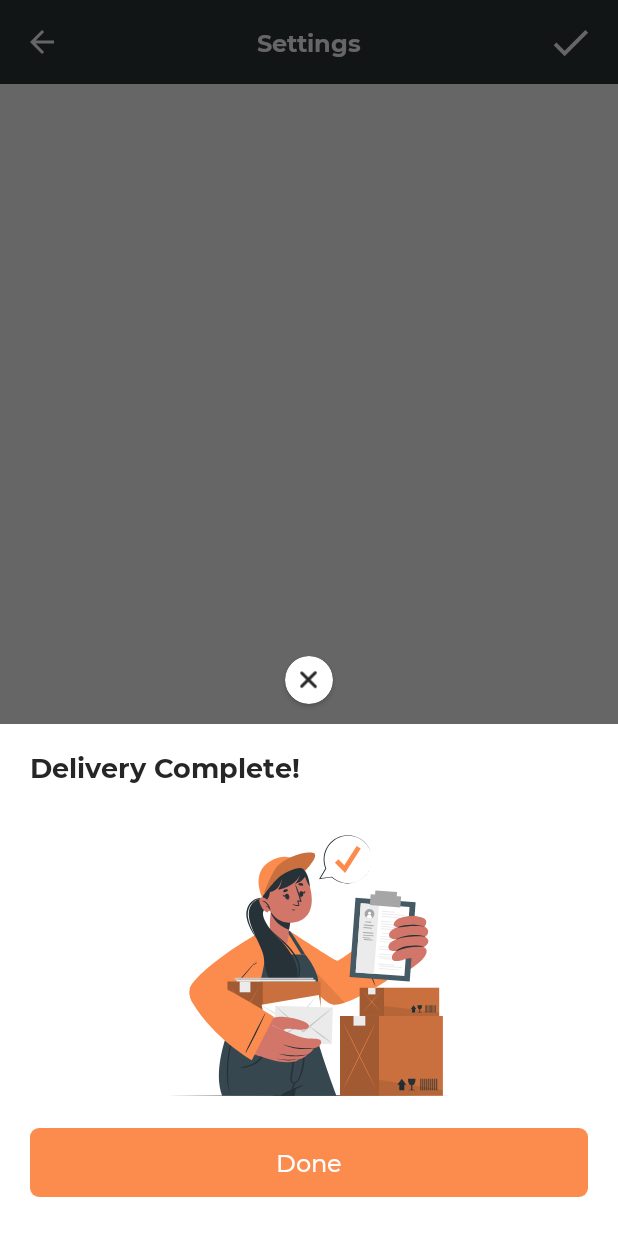
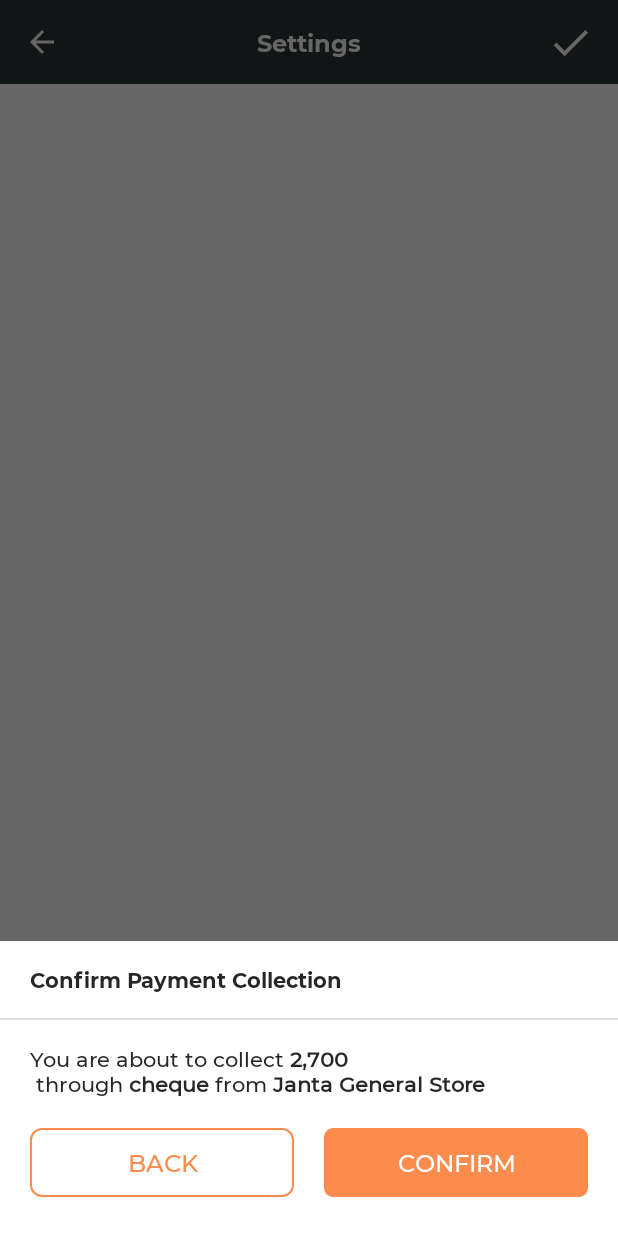
Before and after one commit to rahul1293/Riggle-Runner, an Android app: the fragment PaymentBottomSheet placed in its activity, after a tap on "Done", on a phone screen of 412 x 824 dp. Run offline under Robolectric (Android 15) with nearby library versions, the phone set to English and light mode, and no system bars; our stand-ins replace Dagger/Hilt's generated code, RxJava, Shimmer, data binding, sdp/ssp sizes; libraries missing offline, so code that uses them is left out: com.github.drjacky.imagepicker; pictures from the network do not load; 2 other taps on this screen came first.

Commit message:
14june22

```diff
--- a/app/src/main/java/com/rk_tech/riggle_runner/ui/main/pending/orderdetails/payment_sheet/PaymentBottomSheet.kt
+++ b/app/src/main/java/com/rk_tech/riggle_runner/ui/main/pending/orderdetails/payment_sheet/PaymentBottomSheet.kt
@@ -94,12 +94,29 @@ class PaymentBottomSheet : BottomSheetDialogFragment() {
                 }
             }
             clCenter.visibility = View.GONE
-            clSuccess.visibility = View.VISIBLE
+            clSuccess.visibility = View.GONE
+            clConfirm.visibility = View.VISIBLE
+            cvTop.visibility = View.GONE
         }
 
         btnDone.setOnClickListener {
 
         }
+
+        btnBack.setOnClickListener {
+            clCenter.visibility = View.VISIBLE
+            clSuccess.visibility = View.GONE
+            clConfirm.visibility = View.GONE
+            cvTop.visibility = View.VISIBLE
+        }
+
+        btnConfirm.setOnClickListener {
+            clCenter.visibility = View.GONE
+            clSuccess.visibility = View.VISIBLE
+            clConfirm.visibility = View.GONE
+            cvTop.visibility = View.VISIBLE
+        }
+
         setUpRecyclerView()
     }
 
--- a/app/src/main/res/layout/bottom_sheet_payment.xml
+++ b/app/src/main/res/layout/bottom_sheet_payment.xml
@@ -45,7 +45,8 @@
             android:paddingBottom="@dimen/_20sdp"
             app:layout_constraintEnd_toEndOf="parent"
             app:layout_constraintStart_toStartOf="parent"
-            app:layout_constraintTop_toBottomOf="@+id/cvTop">
+            app:layout_constraintTop_toBottomOf="@+id/cvTop"
+            tools:visibility="gone">
 
             <RelativeLayout
                 android:id="@+id/llMain"
@@ -347,6 +348,108 @@
 
         </androidx.constraintlayout.widget.ConstraintLayout>
 
+        <androidx.constraintlayout.widget.ConstraintLayout
+            android:id="@+id/clConfirm"
+            android:layout_width="0dp"
+            android:layout_height="wrap_content"
+            android:layout_marginTop="@dimen/_10sdp"
+            android:background="@color/white"
+            android:paddingBottom="@dimen/_20sdp"
+            android:visibility="gone"
+            app:layout_constraintEnd_toEndOf="parent"
+            app:layout_constraintStart_toStartOf="parent"
+            app:layout_constraintTop_toBottomOf="@+id/cvTop">
+
+            <RelativeLayout
+                android:id="@+id/llMainOne"
+                android:layout_width="0dp"
+                android:layout_height="wrap_content"
+                app:layout_constraintEnd_toEndOf="parent"
+                app:layout_constraintStart_toStartOf="parent"
+                app:layout_constraintTop_toTopOf="parent">
+
+                <TextView
+                    android:id="@+id/tvTitleOne"
+                    android:layout_width="wrap_content"
+                    android:layout_height="wrap_content"
+                    android:layout_gravity="center_horizontal"
+                    android:layout_marginStart="20dp"
+                    android:layout_marginTop="16dp"
+                    android:layout_marginEnd="16dp"
+                    android:layout_marginBottom="16dp"
+                    android:fontFamily="@font/font_bold"
+                    android:text="@string/confirm_payment_collection"
+                    android:textColor="@color/black_85"
+                    android:textSize="14sp" />
+
+            </RelativeLayout>
+
+            <View
+                android:id="@+id/vDividerOne"
+                android:layout_width="match_parent"
+                android:layout_height="1dp"
+                android:background="@color/colorGreyTrackingStatus"
+                app:layout_constraintTop_toBottomOf="@+id/llMainOne" />
+
+            <TextView
+                android:id="@+id/tvDetails"
+                android:layout_width="0dp"
+                android:layout_height="wrap_content"
+                android:layout_gravity="center_horizontal"
+                android:layout_marginStart="20dp"
+                android:layout_marginTop="16dp"
+                android:layout_marginEnd="16dp"
+                android:layout_marginBottom="16dp"
+                android:fontFamily="@font/font_medium"
+                android:text="@string/you_are_about_to_collect_2_700_n_through_cheque_from_janta_general_store"
+                android:textColor="@color/black_85"
+                android:textSize="14sp"
+                app:layout_constraintEnd_toEndOf="parent"
+                app:layout_constraintStart_toStartOf="parent"
+                app:layout_constraintTop_toBottomOf="@+id/vDividerOne" />
+
+            <androidx.constraintlayout.helper.widget.Flow
+                android:layout_width="0dp"
+                android:layout_height="wrap_content"
+                android:layout_margin="20dp"
+                app:constraint_referenced_ids="btnBack,btnConfirm"
+                app:flow_horizontalGap="20dp"
+                app:layout_constraintEnd_toEndOf="parent"
+                app:layout_constraintStart_toStartOf="parent"
+                app:layout_constraintTop_toBottomOf="@+id/tvDetails" />
+
+            <TextView
+                android:id="@+id/btnBack"
+                android:layout_width="0dp"
+                android:layout_height="wrap_content"
+                android:layout_margin="20dp"
+                android:background="@drawable/round_8dp_border_rec"
+                android:fontFamily="@font/font_medium"
+                android:foreground="?selectableItemBackground"
+                android:gravity="center_horizontal"
+                android:padding="12dp"
+                android:text="@string/back"
+                android:textAllCaps="true"
+                android:textColor="@color/orange"
+                android:textSize="16sp" />
+
+            <TextView
+                android:id="@+id/btnConfirm"
+                android:layout_width="0dp"
+                android:layout_height="wrap_content"
+                android:layout_margin="20dp"
+                android:background="@drawable/btn_rounded_corner_6dp"
+                android:fontFamily="@font/font_medium"
+                android:foreground="?selectableItemBackground"
+                android:gravity="center_horizontal"
+                android:padding="12dp"
+                android:text="@string/confirm"
+                android:textAllCaps="true"
+                android:textColor="@color/white"
+                android:textSize="16sp" />
+
+        </androidx.constraintlayout.widget.ConstraintLayout>
+
     </androidx.constraintlayout.widget.ConstraintLayout>
 
 </layout>
--- a/app/src/main/res/values/strings.xml
+++ b/app/src/main/res/values/strings.xml
@@ -89,5 +89,9 @@
     <string name="upload_upi_image">Upload Upi Image</string>
     <string name="done">Done</string>
     <string name="delivery_complete">Delivery Complete!</string>
+    <string name="confirm_payment_collection">Confirm Payment Collection</string>
+    <string name="you_are_about_to_collect_2_700_n_through_cheque_from_janta_general_store">You are about to collect <b>2,700</b> \n through <b>cheque</b> from <b>Janta General Store</b></string>
+    <string name="confirm">Confirm</string>
+    <string name="back">Back</string>
 
 </resources>
```
